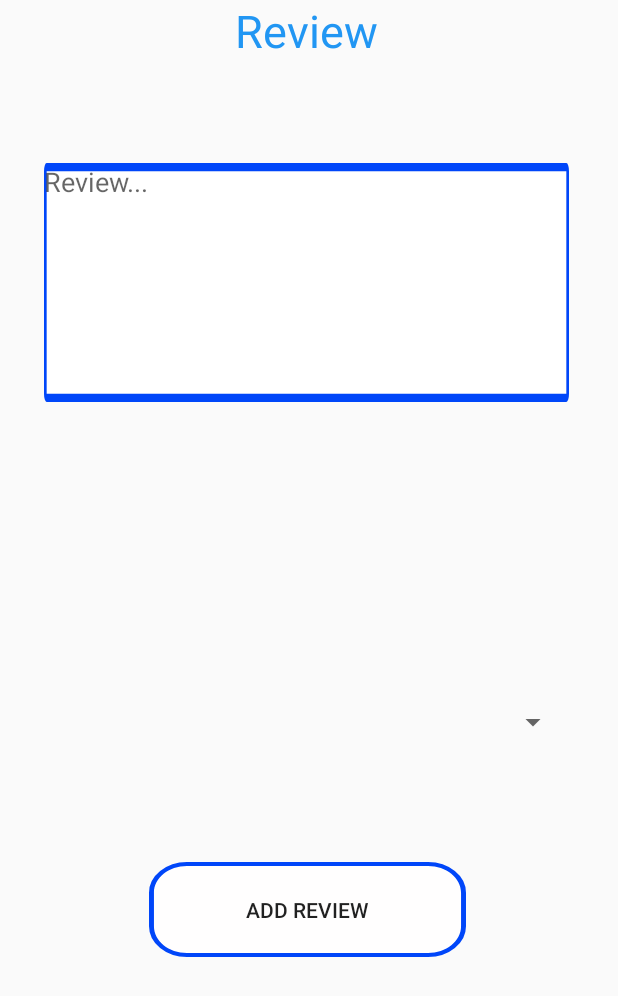
After one commit to SabriRakrouki/RightCleaner, an Android app: the layout activity_review.xml on its own in the app's theme, with its tools: preview values and no code run, on a phone screen of 412 x 824 dp. The commit adds this screen. Shown: the top 996 px of the screen. Run offline under Robolectric (Android 15) with nearby library versions, the phone set to English and light mode, and no system bars.

Commit message:
Review page

```diff
--- a/app/src/main/java/com/example/rightcleaner/database/RightCleanerDataBase.java
+++ b/app/src/main/java/com/example/rightcleaner/database/RightCleanerDataBase.java
@@ -8,16 +8,20 @@ import androidx.room.Room;
 import androidx.room.RoomDatabase;
 import androidx.room.migration.AutoMigrationSpec;
 import androidx.room.migration.Migration;
+
+import com.example.rightcleaner.dao.ReviewDAO;
 import com.example.rightcleaner.dao.UserDAO;
 import com.example.rightcleaner.dao.UserServiceProviderDAO;
+import com.example.rightcleaner.entity.Review;
 import com.example.rightcleaner.entity.User;
 import com.example.rightcleaner.entity.UserServiceProvider;
 
 
-@Database(entities = {User.class, UserServiceProvider.class},version = 2, exportSchema = false)
+@Database(entities = {User.class, UserServiceProvider.class, Review.class},version = 2, exportSchema = false)
 
 public abstract class RightCleanerDataBase extends RoomDatabase {
     public abstract UserDAO userDAO();
+    public abstract ReviewDAO reviewDAO();
     public abstract UserServiceProviderDAO userServiceProviderDAO();
     private static final String dbName="RightCleaner";
     private static RightCleanerDataBase rightCleanerDataBase;
--- /dev/null
+++ b/app/src/main/res/layout/activity_review.xml
@@ -0,0 +1,61 @@
+<?xml version="1.0" encoding="utf-8"?>
+<androidx.constraintlayout.widget.ConstraintLayout xmlns:android="http://schemas.android.com/apk/res/android"
+    xmlns:app="http://schemas.android.com/apk/res-auto"
+    xmlns:tools="http://schemas.android.com/tools"
+    android:layout_width="match_parent"
+    android:layout_height="match_parent">
+
+    <EditText
+        android:id="@+id/ReviewText"
+        android:layout_width="350dp"
+        android:layout_height="159dp"
+        android:layout_marginStart="29dp"
+        android:layout_marginTop="68dp"
+        android:layout_marginEnd="32dp"
+        android:hint="Review..."
+        android:background="@drawable/victore_input_text"
+        android:ems="10"
+        android:gravity="start|top"
+        android:inputType="textMultiLine"
+        app:layout_constraintEnd_toEndOf="parent"
+        app:layout_constraintHorizontal_bias="0.0"
+        app:layout_constraintStart_toStartOf="parent"
+        app:layout_constraintTop_toBottomOf="@+id/textView12" />
+
+    <Spinner
+        android:id="@+id/spinnerReview"
+        android:layout_width="350dp"
+        android:layout_height="50dp"
+        android:layout_marginEnd="28dp"
+        android:layout_marginBottom="317dp"
+        app:layout_constraintBottom_toBottomOf="parent"
+        app:layout_constraintEnd_toEndOf="@+id/ReviewText"
+        app:layout_constraintHorizontal_bias="0.0"
+        app:layout_constraintStart_toStartOf="@+id/ReviewText"
+        app:layout_constraintTop_toBottomOf="@+id/ReviewText"
+        app:layout_constraintVertical_bias="1.0" />
+
+    <TextView
+        android:id="@+id/textView12"
+        android:layout_width="wrap_content"
+        android:layout_height="wrap_content"
+        android:text="Review"
+        android:textColor="#2196F3"
+        android:textSize="30sp"
+        app:layout_constraintEnd_toEndOf="@+id/ReviewText"
+        app:layout_constraintStart_toStartOf="@+id/ReviewText"
+        tools:layout_editor_absoluteY="60dp" />
+
+    <Button
+        android:id="@+id/btnAddReview"
+        android:layout_width="211dp"
+        android:layout_height="63dp"
+        android:layout_marginTop="68dp"
+        android:background="@drawable/victore_button"
+        android:text="Add Review"
+        app:layout_constraintEnd_toEndOf="@+id/spinnerReview"
+        app:layout_constraintHorizontal_bias="0.506"
+        app:layout_constraintStart_toStartOf="@+id/spinnerReview"
+        app:layout_constraintTop_toBottomOf="@+id/spinnerReview" />
+
+</androidx.constraintlayout.widget.ConstraintLayout>
```
Also changed, not shown: app/src/main/java/com/example/rightcleaner/ServiceReview.java (added, +73 -0 lines), app/src/main/java/com/example/rightcleaner/dao/ReviewDAO.java (+5 -2 lines), app/src/main/java/com/example/rightcleaner/entity/Review.java (+42 -0 lines), app/src/main/java/com/example/rightcleaner/helper/ReviewStatus.java (added, +14 -0 lines).
